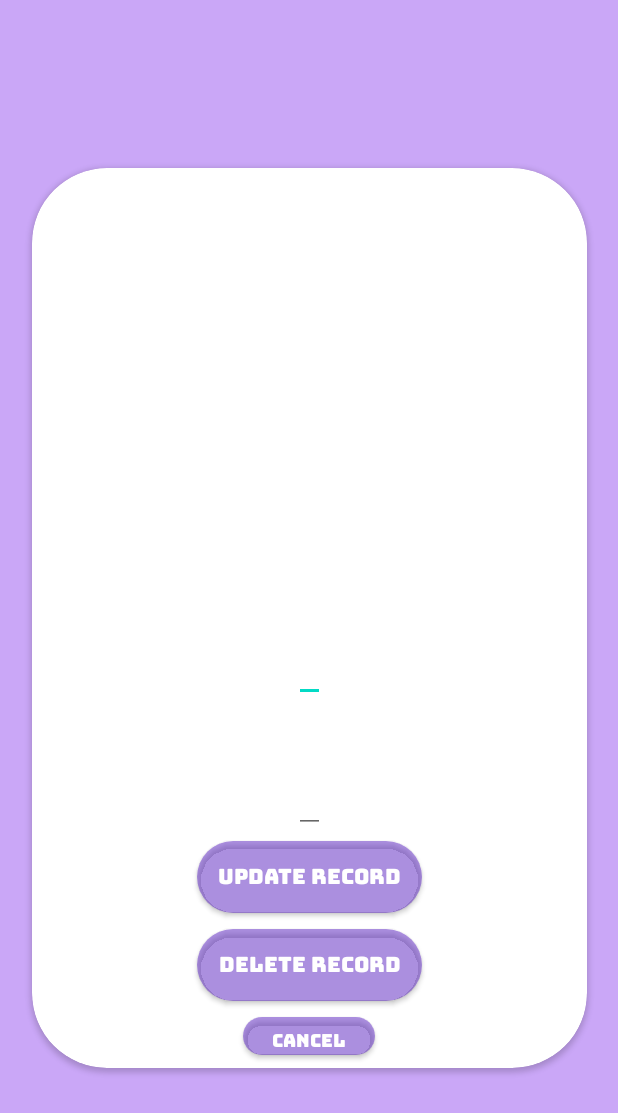
After one commit to irtaza791/RetailApp, an Android app: the productDetailsActivity screen opened directly, with no data from a screen before it, on a phone screen of 412 x 824 dp. The commit adds this screen. Shown: the top 1113 px of the screen. Run offline under Robolectric (Android 15) with nearby library versions, the phone set to English and light mode, and no system bars; our stand-ins replace Firebase (no records; nobody signed in at launch, a user with empty details on screens opened directly); Roboto replaces fonts that are not available here; 2 statements that could not run were skipped.

Commit message:
final update

```diff
--- a/app/src/main/java/com/example/retailapp/MyAdapter.kt
+++ b/app/src/main/java/com/example/retailapp/MyAdapter.kt
@@ -1,5 +1,6 @@
 package com.example.retailapp
 
+import android.content.Intent
 import android.graphics.Bitmap
 import android.graphics.BitmapFactory
 import android.util.Base64
@@ -9,6 +10,7 @@ import android.view.ViewGroup
 import android.widget.ImageView
 import android.widget.TextView
 import android.widget.Toast
+import androidx.core.content.ContextCompat.startActivity
 import androidx.recyclerview.widget.RecyclerView
 
 
@@ -30,6 +32,7 @@ class MyAdapter(private var productList : ArrayList<products>) : RecyclerView.Ad
         return  MyViewHolder(producView)
     }
 
+
     override fun onBindViewHolder(holder: MyViewHolder, position: Int) {
         val currentItem = productList[position]
 
@@ -39,7 +42,10 @@ class MyAdapter(private var productList : ArrayList<products>) : RecyclerView.Ad
         val decodedImg = currentItem.encodedimg?.let { decodingImg(it) }
         holder.imgDisplay.setImageBitmap(decodedImg)
 
+        holder.itemView.setOnLongClickListener {
 
+            true
+        }
     }
     private fun decodingImg(imgString : String): Bitmap {
         val imageBytes = Base64.decode(imgString, Base64.NO_WRAP)
@@ -50,20 +56,11 @@ class MyAdapter(private var productList : ArrayList<products>) : RecyclerView.Ad
     override fun getItemCount(): Int {
         return productList.size
     }
-//    fun filter(searchQuery: String) {
-//        // Create a new list to store the filtered items
-//        val filteredList = arrayListOf<products>()
-//
-//        // Iterate over the list of products in the adapter
-//        for (product in productList) {
-//            // If the product matches the search query, add it to the filtered list
-//            if (product.name!!.contains(searchQuery) || product.barcode!!.contains(searchQuery)) {
-//                filteredList.add(product)
-//            }
-//        }
-//        productList = filteredList
-//        notifyDataSetChanged()
-//    }
+
+
+
+
+
 
 
     inner class MyViewHolder(productView : View ) : RecyclerView.ViewHolder(productView){
@@ -76,13 +73,20 @@ class MyAdapter(private var productList : ArrayList<products>) : RecyclerView.Ad
         init {
             productView.setOnClickListener{
                 val position: Int = adapterPosition
+                val currentItem = productList[position]
 
-                Toast.makeText(productView.context,"You clicked on ${clicked[position].barcode}",Toast
-                    .LENGTH_LONG).show()
+                // Launch the new activity here
+                val intent = Intent(productView.context, productDetailsActivity::class.java)
+                intent.putExtra("barcode", currentItem.barcode)
+                intent.putExtra("name", currentItem.name)
+                intent.putExtra("quantity", currentItem.quantity)
+                intent.putExtra("encodedimg", currentItem.encodedimg)
+                startActivity(productView.context, intent, null)
 
+                true
+            }
         }
 
 
        }
     }
-}
--- /dev/null
+++ b/app/src/main/java/com/example/retailapp/productDetailsActivity.kt
@@ -0,0 +1,69 @@
+package com.example.retailapp
+
+import android.annotation.SuppressLint
+import android.content.Intent
+import android.graphics.BitmapFactory
+import androidx.appcompat.app.AppCompatActivity
+import android.os.Bundle
+import android.util.Base64
+import android.widget.Button
+import android.widget.EditText
+import android.widget.ImageView
+import android.widget.TextView
+import com.google.firebase.auth.FirebaseAuth
+import com.google.firebase.database.FirebaseDatabase
+
+class productDetailsActivity : AppCompatActivity() {
+    private lateinit var auth: FirebaseAuth
+    @SuppressLint("SuspiciousIndentation")
+    override fun onCreate(savedInstanceState: Bundle?) {
+        super.onCreate(savedInstanceState)
+        setContentView(R.layout.activity_product_details)
+
+
+        val database = FirebaseDatabase.getInstance("https://retailapp-c7112-default-rtdb.europe-west1.firebasedatabase.app").reference
+        val currentUser = FirebaseAuth.getInstance().currentUser?.uid
+        val productName = intent.getStringExtra("name")
+        val productBarcode = intent.getStringExtra("barcode")
+        val productQuantity = intent.getStringExtra("quantity")
+        val productImg = intent.getStringExtra("encodedimg")
+
+
+        val name = findViewById<EditText>(R.id.name)
+        val barcode = findViewById<TextView>(R.id.barcode)
+        val quantity = findViewById<EditText>(R.id.quantity)
+        val img = findViewById<ImageView>(R.id.appCompatImageView)
+
+        name.setText(productName)
+        barcode.setText(productBarcode)
+        quantity.setText(productQuantity)
+        val imageBytes = Base64.decode(productImg, Base64.NO_WRAP)
+        val imageBitmap = BitmapFactory.decodeByteArray(imageBytes,0,imageBytes.size)
+        img.setImageBitmap(imageBitmap)
+
+        val cancelbtn = findViewById<Button>(R.id.cancelbtn)
+        val updatebtn = findViewById<Button>(R.id.updateRecord)
+        val deletebtn = findViewById<Button>(R.id.deleteRecord)
+        updatebtn.setOnClickListener{
+            database.child(currentUser.toString()).child("All Products").child(barcode.text.toString()).setValue(products(barcode.text.toString(),name.text.toString(),quantity.text.toString(),productImg.toString()))
+            val intent: Intent = Intent(this,ProductsView ::class.java)
+            startActivity(intent)
+            finish()
+
+        }
+       deletebtn.setOnClickListener{
+         val  dataRef = FirebaseDatabase.getInstance("https://retailapp-c7112-default-rtdb.europe-west1.firebasedatabase.app").getReference("${currentUser}/All Products").child(barcode.text.toString())
+           dataRef.removeValue()
+           val intent: Intent = Intent(this,ProductsView ::class.java)
+           startActivity(intent)
+           finish()
+
+        }
+        cancelbtn.setOnClickListener{
+            val intent: Intent = Intent(this,ProductsView ::class.java)
+            startActivity(intent)
+            finish()
+        }
+
+    }
+}
--- a/app/src/main/res/layout/activity_loadingpage.xml
+++ b/app/src/main/res/layout/activity_loadingpage.xml
@@ -28,6 +28,7 @@
         android:layout_width="wrap_content"
         android:layout_height="wrap_content"
         android:text="Sign Out"
+        android:fontFamily="@font/bungee"
         android:textColor="#835900FF"
 
         />
--- a/app/src/main/res/layout/activity_main.xml
+++ b/app/src/main/res/layout/activity_main.xml
@@ -21,6 +21,7 @@
             android:layout_width="wrap_content"
             android:layout_height="wrap_content"
             android:text="Sign Out"
+            android:fontFamily="@font/bungee"
             android:textColor="#835900FF"
 
             />
@@ -91,6 +92,7 @@
                 android:layout_height="match_parent"
                 android:layout_weight=".4"
                 android:background="#FF5D4D71"
+                android:fontFamily="@font/bungee"
                 android:backgroundTint="@color/purple_200"
                 android:text="enter"
                 android:textColor="@color/white"
--- /dev/null
+++ b/app/src/main/res/layout/activity_product_details.xml
@@ -0,0 +1,113 @@
+<?xml version="1.0" encoding="utf-8"?>
+
+    <androidx.constraintlayout.widget.ConstraintLayout xmlns:android="http://schemas.android.com/apk/res/android"
+        xmlns:app="http://schemas.android.com/apk/res-auto"
+        xmlns:tools="http://schemas.android.com/tools"
+        android:layout_width="match_parent"
+        android:layout_height="match_parent"
+        android:background="#CAA7F7"
+        tools:context=".productDetailsActivity">
+
+
+    <androidx.cardview.widget.CardView
+        android:layout_width="370dp"
+        android:layout_height="600dp"
+        app:layout_constraintBottom_toBottomOf="parent"
+        app:layout_constraintEnd_toEndOf="parent"
+        app:layout_constraintStart_toStartOf="parent"
+        app:layout_constraintTop_toTopOf="parent"
+        app:cardCornerRadius="50dp"
+        app:cardElevation="@dimen/cardview_default_elevation">
+
+
+
+
+        <LinearLayout
+            android:id="@+id/liLayout"
+            android:layout_width="match_parent"
+            android:layout_height="wrap_content"
+            android:orientation="vertical"
+            >
+
+        <androidx.appcompat.widget.AppCompatImageView
+            android:id="@+id/appCompatImageView"
+            android:layout_width="match_parent"
+            android:layout_height="300dp"
+            android:padding="10dp"
+            android:layout_gravity="center"
+           />
+
+
+
+            <EditText
+                android:id="@+id/name"
+                android:layout_width="wrap_content"
+                android:layout_height="wrap_content"
+                android:layout_marginBottom="20dp"
+                android:layout_weight="1"
+                android:text="TextView"
+                android:layout_gravity="center"
+                android:textSize="26dp" />
+
+            <TextView
+                android:id="@+id/barcode"
+                android:layout_width="wrap_content"
+                android:layout_height="wrap_content"
+                android:layout_weight="1"
+                android:layout_gravity="center"
+                android:text="TextView"
+                android:textSize="18dp" />
+
+            <EditText
+                android:id="@+id/quantity"
+                android:layout_width="wrap_content"
+                android:layout_height="wrap_content"
+                android:layout_gravity="center"
+                android:layout_weight="1"
+                android:text="TextView"
+                android:textSize="16dp" />
+
+            <androidx.appcompat.widget.AppCompatButton
+                android:layout_width="150dp"
+                android:layout_height="wrap_content"
+                android:id="@+id/updateRecord"
+                android:layout_margin="5dp"
+                android:background="@drawable/btnshape"
+                android:textColor="@color/white"
+                android:backgroundTint="@color/purple_200"
+                android:layout_gravity="center"
+                android:fontFamily="@font/bungee"
+                android:text="Update Record"
+                />
+            <androidx.appcompat.widget.AppCompatButton
+                android:layout_width="150dp"
+                android:layout_margin="5dp"
+                android:layout_gravity="center"
+                android:background="@drawable/btnshape"
+                android:backgroundTint="@color/purple_200"
+                android:textColor="@color/white"
+                android:layout_height="wrap_content"
+                android:id="@+id/deleteRecord"
+                android:fontFamily="@font/bungee"
+                android:text="Delete record"
+                />
+            <androidx.appcompat.widget.AppCompatButton
+                android:layout_width="wrap_content"
+                android:layout_margin="5dp"
+                android:layout_gravity="center"
+                android:background="@drawable/btnshape"
+                android:backgroundTint="@color/purple_200"
+                android:textColor="@color/white"
+                android:layout_height="25dp"
+                android:id="@+id/cancelbtn"
+                android:textSize="12dp"
+                android:fontFamily="@font/bungee"
+                android:text="cancel"
+                />
+
+        </LinearLayout>
+
+    </androidx.cardview.widget.CardView>
+
+
+</androidx.constraintlayout.widget.ConstraintLayout>
--- a/app/src/main/res/layout/activity_products_view.xml
+++ b/app/src/main/res/layout/activity_products_view.xml
@@ -18,6 +18,7 @@
         app:queryHint="Search for products here"
         app:iconifiedByDefault="false"
         android:focusedByDefault="false"
+
         android:backgroundTint="@color/purple_200"
         app:layout_constraintBottom_toTopOf="@+id/productList"
         app:layout_constraintEnd_toEndOf="parent"
--- a/app/src/main/res/layout/activity_stroreproducts.xml
+++ b/app/src/main/res/layout/activity_stroreproducts.xml
@@ -25,6 +25,7 @@
                 android:layout_width="wrap_content"
                 android:layout_height="wrap_content"
                 android:text="Sign Out"
+                android:fontFamily="@font/bungee"
                 android:textColor="#835900FF"
 
                 />
@@ -121,6 +122,7 @@
                     android:orientation="horizontal">
                     <androidx.appcompat.widget.AppCompatButton
                         android:id="@+id/ScanAgain"
+                        android:fontFamily="@font/bungee"
                         android:layout_width="match_parent"
                         android:layout_height="match_parent"
                         android:layout_weight="1"
@@ -133,6 +135,7 @@
                     <androidx.appcompat.widget.AppCompatButton
                         android:id="@+id/store"
                         android:layout_width="match_parent"
+                        android:fontFamily="@font/bungee"
                         android:layout_height="match_parent"
                         android:layout_weight="1"
                         android:background="@drawable/btnshape"
```
Also changed, not shown: app/src/main/AndroidManifest.xml (+13 -1 lines), app/src/main/java/com/example/retailapp/ProductsView.kt (+6 -1 lines).
